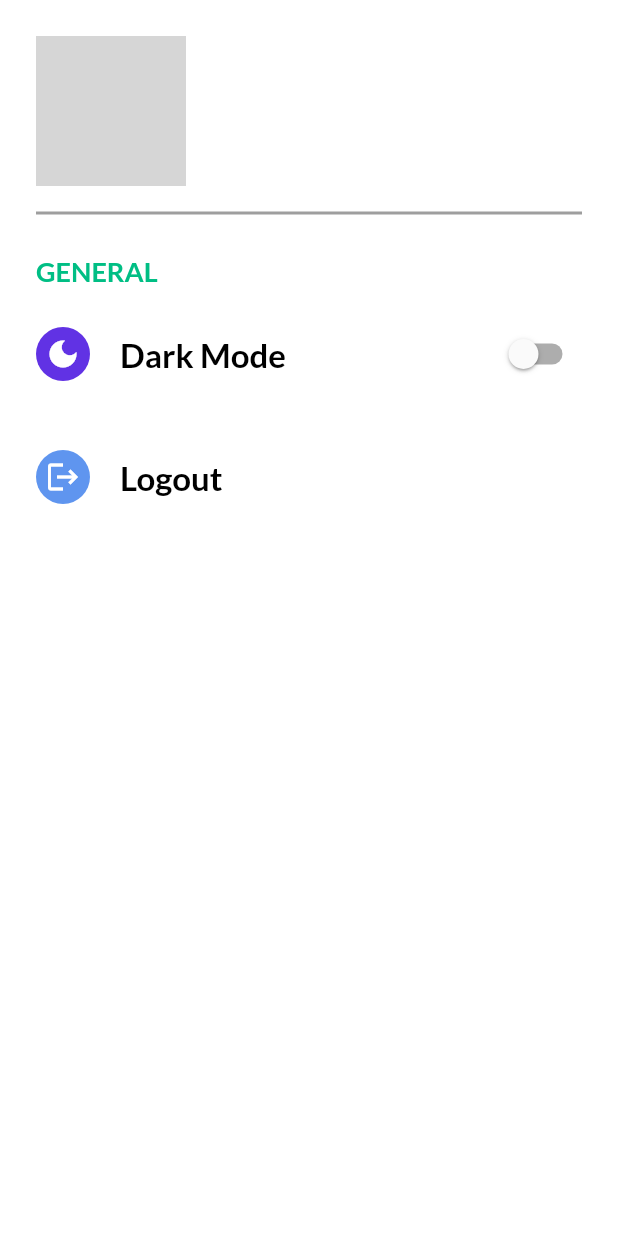
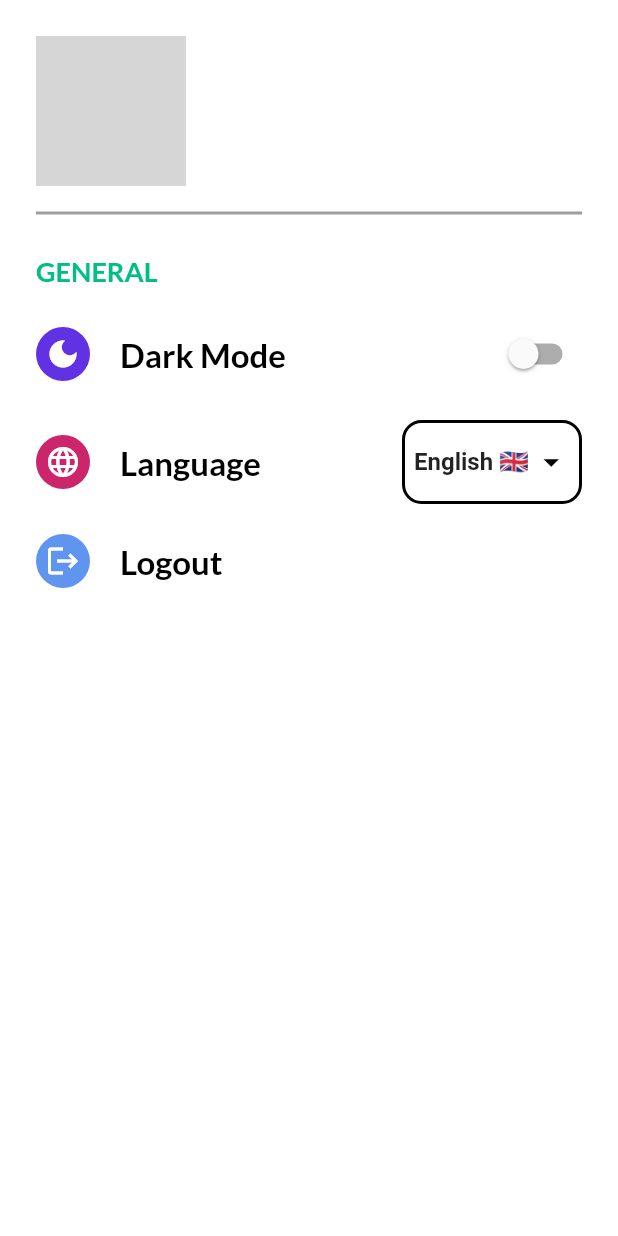
Before and after one commit to Mohamedd-Ashraf/E-commerce, a Flutter app: the SettingsScreen screen opened directly, on a phone screen of 412 x 824 dp. Run offline on Flutter 3.47's test engine with Material 2 defaults, Android fonts, the phone set to English and light mode, and no system bars; our stand-ins replace badges, carousel_slider, firebase_auth, firebase_core, flutter_rating_bar, get and 5 more; missing offline and left inert: flutter_facebook_auth; accounts and stored records are empty; network calls fail; statements that could not run were skipped; grey boxes are pictures that could not be loaded.

Commit message:
translate done

```diff
--- /dev/null
+++ b/lib/language/ar.dart
@@ -0,0 +1,6 @@
+const Map<String, String> ar = {
+  "GENERAL": "عام",
+  "Dark Mode": "الوضع الداكن",
+  "Language": "لغة",
+  "Logout": "تسجيل خروج",
+};
--- /dev/null
+++ b/lib/language/en.dart
@@ -0,0 +1,6 @@
+const Map<String, String> en = {
+  "GENERAL": "GENERAL",
+  "Dark Mode": "Dark Mode",
+  "Language": "Language",
+  "Logout": "Logout",
+};
--- /dev/null
+++ b/lib/language/fr.dart
@@ -0,0 +1,6 @@
+const Map<String, String> fr = {
+  "GENERAL": "GÉNÉRAL",
+  "Dark Mode": "Mode sombre",
+  "Language": "Langue",
+  "Logout": "Se déconnecter",
+};
--- /dev/null
+++ b/lib/language/localiztion.dart
@@ -0,0 +1,16 @@
+import 'package:get/route_manager.dart';
+
+import '../uitils/my_string.dart';
+import 'ar.dart';
+import 'en.dart';
+import 'fr.dart';
+
+
+class LocaliztionApp extends Translations {
+  @override
+  Map<String, Map<String, String>> get keys => {
+        ene: en,
+        ara: ar,
+        frf: fr,
+      };
+}
--- a/lib/logic/controller/setting_controller.dart
+++ b/lib/logic/controller/setting_controller.dart
@@ -1,12 +1,14 @@
 import 'package:flutter/material.dart';
 import 'package:get/get.dart';
 import 'package:get_storage/get_storage.dart';
+
+import '../../uitils/my_string.dart';
 
 
 class SettingController extends GetxController {
   var swithchValue = false.obs;
   var storage = GetStorage();
-  // var langLocal = ene;
+  var langLocal = ene;
 
   String capitalize(String profileName) {
     return profileName.split(" ").map((name) => name.capitalize).join(" ");
@@ -18,7 +20,7 @@ class SettingController extends GetxController {
   void onInit() async {
     super.onInit();
 
-    // langLocal = await getLanguage;
+    langLocal = await getLanguage;
   }
 
   void saveLanguage(String lang) async {
@@ -29,22 +31,22 @@ class SettingController extends GetxController {
     return await storage.read("lang");
   }
 
-  // void changeLanguage(String typeLang) {
-  //   saveLanguage(typeLang);
-  //   if (langLocal == typeLang) {
-  //     return;
-  //   }
+  void changeLanguage(String typeLang) {
+    saveLanguage(typeLang);
+    if (langLocal == typeLang) {
+      return;
+    }
 
-  //   if (typeLang == frf) {
-  //     langLocal = frf;
-  //     saveLanguage(frf);
-  //   } else if (typeLang == ara) {
-  //     langLocal = ara;
-  //     saveLanguage(ara);
-  //   } else {
-  //     langLocal = ene;
-  //     saveLanguage(ene);
-  //   }
-  //   update();
-  // }
+    if (typeLang == frf) {
+      langLocal = frf;
+      saveLanguage(frf);
+    } else if (typeLang == ara) {
+      langLocal = ara;
+      saveLanguage(ara);
+    } else {
+      langLocal = ene;
+      saveLanguage(ene);
+    }
+    update();
+  }
 }
--- a/lib/main.dart
+++ b/lib/main.dart
@@ -4,7 +4,9 @@ import 'package:firebase_auth/firebase_auth.dart';
 import 'package:firebase_core/firebase_core.dart';
 import 'package:get_storage/get_storage.dart';
 
+import 'language/localiztion.dart';
 import 'routers/router.dart';
+import 'uitils/my_string.dart';
 import 'view/screen/welcome_screen.dart';
 import 'package:flutter/material.dart';
 import 'package:get/get.dart';
@@ -29,6 +31,9 @@ class MyApp extends StatelessWidget {
       theme: themeData.light,
       themeMode: ThemeController().themeDataGet,
       darkTheme: themeData.dark,
+        locale: Locale(GetStorage().read<String>('lang').toString()),
+      translations: LocaliztionApp(),
+      fallbackLocale: Locale(ene),
       // home: const welcomeScreen(),
       initialRoute: FirebaseAuth.instance.currentUser!=null || GetStorage().read<bool>("loggined")==true ? AppRoutes.main:AppRoutes.welcome,
       getPages: AppRoutes.routes,
--- a/lib/uitils/my_string.dart
+++ b/lib/uitils/my_string.dart
@@ -8,3 +8,13 @@ String validationEmail =
 String validationName = r'^[a-z A-Z]+$';
 
 String baseUrl = 'https://fakestoreapi.com';
+
+
+
+String arabic = 'Arabic 🇸🇦';
+String english = 'English 🇬🇧';
+String france = 'French 🇫🇷';
+
+String ara = 'ar';
+String ene = 'en';
+String frf = 'fr';
--- a/lib/view/screen/setting_screen.dart
+++ b/lib/view/screen/setting_screen.dart
@@ -9,6 +9,7 @@ import 'package:flutter/src/widgets/framework.dart';
 import 'package:get/get.dart';
 
 import '../widgets/setting/darkmode_widget.dart';
+import '../widgets/setting/language.dart';
 import '../widgets/setting/logout_wedgit.dart';
 import '../widgets/setting/profile_widget.dart';
 
@@ -48,7 +49,7 @@ class SettingsScreen extends StatelessWidget {
           const SizedBox(
             height: 20,
           ),
-          // LanguageWidget(),
+          LanguageWidget(),
           const SizedBox(
             height: 20,
           ),
--- /dev/null
+++ b/lib/view/widgets/setting/language.dart
@@ -0,0 +1,110 @@
+import 'package:e_commerce/logic/controller/setting_controller.dart';
+import 'package:e_commerce/view/widgets/my_text.dart';
+import 'package:flutter/material.dart';
+import 'package:get/get.dart';
+
+import '../../../uitils/my_string.dart';
+import '../../../uitils/themes.dart';
+
+
+class LanguageWidget extends StatelessWidget {
+  LanguageWidget({Key? key}) : super(key: key);
+
+  final controller = Get.put(SettingController());
+
+  @override
+  Widget build(BuildContext context) {
+    return GetBuilder<SettingController>(
+      builder: (_) => Row(
+        mainAxisAlignment: MainAxisAlignment.spaceBetween,
+        children: [
+          Material(
+            color: Colors.transparent,
+            child: Row(
+              children: [
+                Container(
+                  padding: const EdgeInsets.all(6),
+                  decoration: const BoxDecoration(
+                    shape: BoxShape.circle,
+                    color: languageSettings,
+                  ),
+                  child: const Icon(
+                    Icons.language,
+                    color: Colors.white,
+                  ),
+                ),
+                const SizedBox(
+                  width: 20,
+                ),
+                myText(
+                  size: 22,
+                  fontWeight: FontWeight.bold,
+                  text: "Language".tr,
+                  color: Get.isDarkMode ? Colors.white : Colors.black,
+
+                ),
+              ],
+            ),
+          ),
+          Container(
+            width: 120,
+            padding: const EdgeInsets.symmetric(horizontal: 6, vertical: 2),
+            decoration: BoxDecoration(
+              borderRadius: BorderRadius.circular(13),
+              border: Border.all(
+                color: Get.isDarkMode ? Colors.white : Colors.black,
+                width: 2,
+              ),
+            ),
+            child: DropdownButtonHideUnderline(
+              child: DropdownButton<String>(
+                iconSize: 25,
+                icon: Icon(
+                  Icons.arrow_drop_down,
+                  color: Get.isDarkMode ? Colors.white : Colors.black,
+                ),
+                items: [
+                  DropdownMenuItem(
+                    child: Text(
+                      english,
+                      style: const TextStyle(
+                        fontWeight: FontWeight.bold,
+                        fontSize: 16,
+                      ),
+                    ),
+                    value: ene,
+                  ),
+                  DropdownMenuItem(
+                    child: Text(
+                      arabic,
+                      style: const TextStyle(
+                        fontWeight: FontWeight.bold,
+                        fontSize: 16,
+                      ),
+                    ),
+                    value: ara,
+                  ),
+                  DropdownMenuItem(
+                    child: Text(
+                      france,
+                      style: const TextStyle(
+                        fontWeight: FontWeight.bold,
+                        fontSize: 16,
+                      ),
+                    ),
+                    value: frf,
+                  ),
+                ],
+                value: controller.langLocal,
+                onChanged: (value) {
+                  controller.changeLanguage(value!);
+                  Get.updateLocale(Locale(value));
+                },
+              ),
+            ),
+          ),
+        ],
+      ),
+    );
+  }
+}
```
Also changed, not shown: lib/view/widgets/settings/log_out.dart (deleted, +0 -12 lines).
